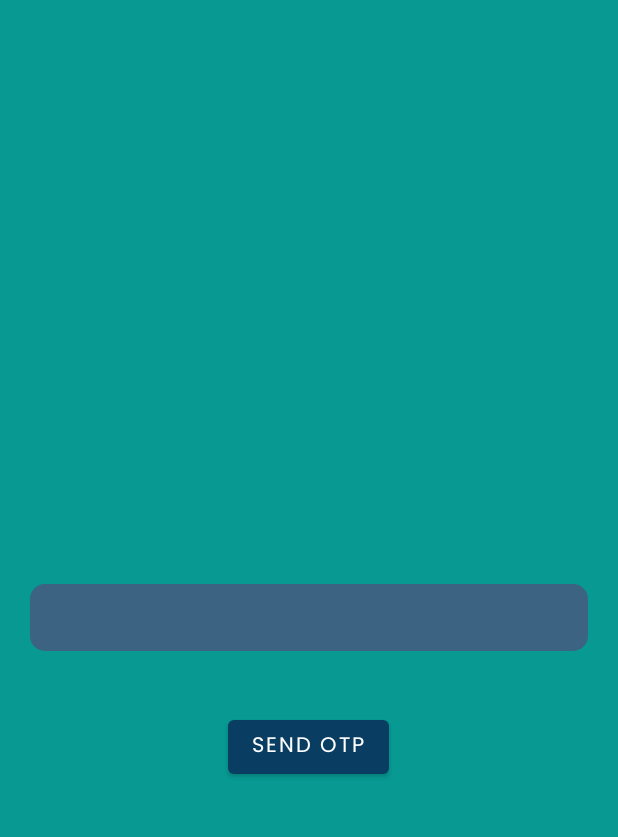
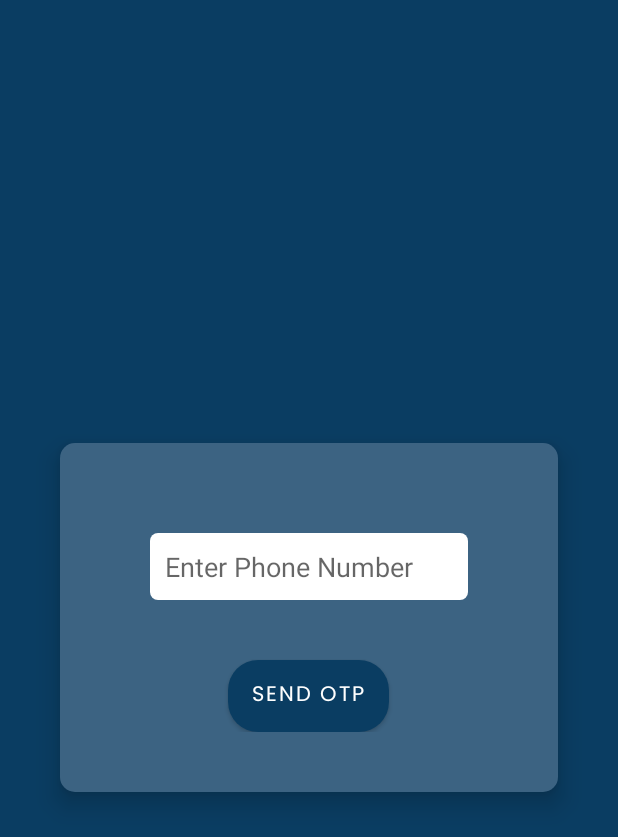
Before and after one commit to Inhaler-beep/BeaverApp, an Android app: the screen it shows after launch (RegisterActivity), on a phone screen of 412 x 824 dp. Shown: the top 837 px of the screen. Run offline under Robolectric (Android 15) with nearby library versions, the phone set to English and light mode, and no system bars; our stand-ins replace Firebase (no records; nobody signed in at launch, a user with empty details on screens opened directly).

Commit message:
Design Update to activity_register.xml

```diff
--- a/app/src/main/res/layout/activity_register.xml
+++ b/app/src/main/res/layout/activity_register.xml
@@ -4,10 +4,22 @@
     xmlns:tools="http://schemas.android.com/tools"
     android:layout_width="match_parent"
     android:layout_height="match_parent"
-    android:background="@color/Seconday_main"
+    android:background="@color/primary_variant"
     tools:context=".RegisterActivity">
 
 
+
+    <LinearLayout
+        android:layout_width="match_parent"
+        android:orientation="vertical"
+        android:layout_centerInParent="true"
+        android:layout_marginLeft="40dp"
+        android:layout_marginRight="40dp"
+        android:background="@drawable/white_round_background"
+        android:elevation="10dp"
+        android:padding="40dp"
+        android:gravity="center"
+        android:layout_height="wrap_content">
         <EditText
             android:id="@+id/phone_input"
             android:layout_width="match_parent"
@@ -15,9 +27,10 @@
             android:layout_centerInParent="true"
             android:layout_marginStart="20dp"
             android:layout_marginTop="20dp"
+            android:hint="@string/enter_phone_number"
             android:layout_marginEnd="20dp"
             android:layout_marginBottom="20dp"
-        android:background="@drawable/white_round_background"
+            android:background="@drawable/text_input_bg"
             android:padding="10dp" />
 
 
@@ -25,11 +38,12 @@
             android:id="@+id/send_otp"
             android:layout_width="wrap_content"
             android:layout_height="wrap_content"
-        android:text="SEND OTP"
+            android:text="@string/send_otp"
             android:fontFamily="@font/poppins"
-        android:layout_below="@id/phone_input"
-        android:layout_centerHorizontal="true"
+            android:background="@drawable/ripple_button"
             android:layout_marginTop="20dp"/>
+    </LinearLayout>
+
 
 
 </RelativeLayout>
--- a/app/src/main/res/values/strings.xml
+++ b/app/src/main/res/values/strings.xml
@@ -6,4 +6,6 @@
     <string name="Username">Gautham,</string>
     <string name="Beginner">Beginner</string>
     <string name="Intermediate">Intermediate</string>
+    <string name="enter_phone_number">Enter Phone Number</string>
+    <string name="send_otp">SEND OTP</string>
 </resources>
```
Also changed, not shown: app/src/main/res/layout/activity_login.xml (+14 -14 lines). Lines whose indentation alone changed are shown as unchanged.
